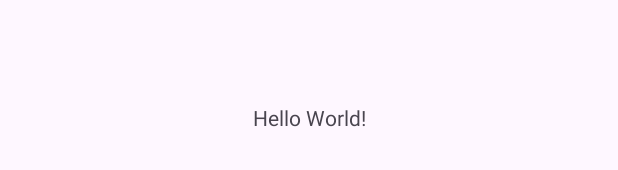
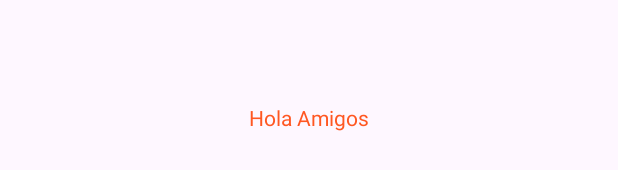
Before and after one commit to MOV-2024-B-SW-GR1/mov-sw-gr1-morales-viracocha-ariel-alexander, an Android app: the layout activity_main.xml on its own in the app's theme, with its tools: preview values and no code run, on a phone screen of 412 x 824 dp. Shown: the part 501-671 px from the top of the screen. Run offline under Robolectric (Android 15) with nearby library versions, the phone set to English and light mode, and no system bars.

Commit message:
Clase 10
Feat: se agregaron calificadores a la app

```diff
--- a/01-Android/app/src/main/res/layout/activity_main.xml
+++ b/01-Android/app/src/main/res/layout/activity_main.xml
@@ -10,7 +10,9 @@
     <TextView
         android:layout_width="wrap_content"
         android:layout_height="wrap_content"
-        android:text="Hello World!"
+        android:text="@string/saludo"
+        android:textColor="@color/saludo_color"
+        android:textColorLink="@color/black"
         app:layout_constraintBottom_toBottomOf="parent"
         app:layout_constraintEnd_toEndOf="parent"
         app:layout_constraintStart_toStartOf="parent"
--- /dev/null
+++ b/01-Android/app/src/main/res/values-port/texto.xml
@@ -0,0 +1,4 @@
+<?xml version="1.0" encoding="utf-8"?>
+<resources>
+    <string name="saludo">Hola Amigos</string>
+</resources>
--- a/01-Android/app/src/main/res/values/strings.xml
+++ b/01-Android/app/src/main/res/values/strings.xml
@@ -1,3 +1,5 @@
 <resources>
     <string name="app_name">sw2024bgr1_aamv</string>
+    <string name="saludo">Hello Friends</string>
+    <color name="saludo_color">#FF5722</color>
 </resources>
--- a/01-Android/gradle/libs.versions.toml
+++ b/01-Android/gradle/libs.versions.toml
@@ -1,5 +1,5 @@
 [versions]
-agp = "8.6.0"
+agp = "8.7.2"
 kotlin = "1.9.0"
 coreKtx = "1.10.1"
 junit = "4.13.2"
```
Also changed, not shown: 01-Android/gradle/wrapper/gradle-wrapper.properties, 1 other file.
